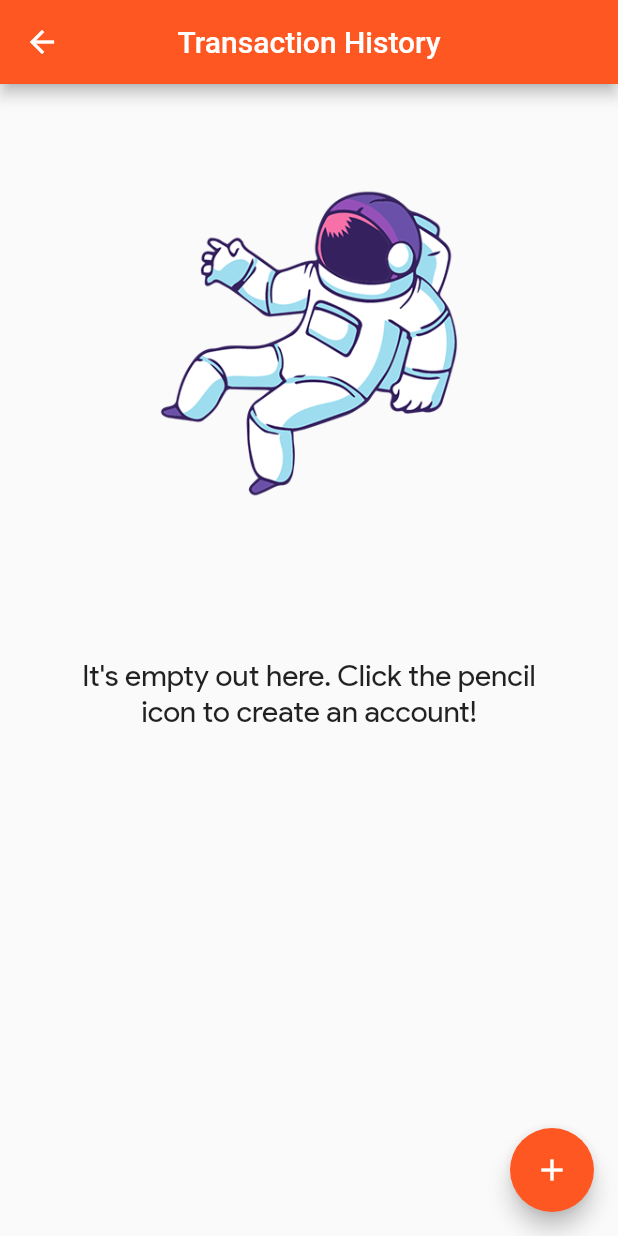
After one commit to dewanshrawat15/Tabs, a Flutter app: the TransactionScreen screen opened directly, on a phone screen of 412 x 824 dp. The commit adds this screen. Run offline on Flutter 3.47's test engine with Material 2 defaults, Android fonts, the phone set to English and light mode, and no system bars; our stand-ins replace share, sqflite; accounts and stored records are empty.

Commit message:
Added transaction screen

```diff
--- /dev/null
+++ b/lib/components/record.dart
@@ -0,0 +1,18 @@
+class Record{
+  String payer;
+  String payee;
+  int amount;
+  DateTime time;
+
+  Record({this.payer, this.payee, this.amount, this.time});
+
+  Map <String, dynamic> toMap(){
+    return {
+      'payer': payer,
+      'payee': payee,
+      'amount': amount,
+      'time': time
+    };
+  }
+
+}
--- /dev/null
+++ b/lib/screens/records.dart
@@ -0,0 +1,126 @@
+import 'package:flutter/material.dart';
+import 'package:path/path.dart';
+import 'package:sqflite/sqflite.dart';
+import '../components/record.dart';
+
+class TransactionScreen extends StatefulWidget{
+  @override
+  TransactionScreenState createState() => TransactionScreenState();
+}
+
+class TransactionScreenState extends State<TransactionScreen>{
+
+  connectDatabase() async{
+    Future<Database> database = openDatabase(
+      join(await getDatabasesPath(), 'records.db'),
+      onCreate: (db, version){
+        return db.execute(
+          "CREATE TABLE recordHistory(payer TEXT, payee TEXT, amount INT, time DATETIME)",
+        );
+      },
+      version: 1
+    );
+    return database;
+  }
+
+  Future<List<Record>> getRecords() async{
+    final Database db = await connectDatabase();
+    final List<Map<String, dynamic>> maps = await db.query('recordHistory');
+    return List.generate(maps.length, (i){
+      return Record(
+        payer: maps[i]['payer'],
+        payee: maps[i]['payee'],
+        amount: maps[i]['amount'],
+        time: maps[i]['time'],
+      );
+    });
+  }
+
+  @override
+  Widget build(BuildContext context){
+    return Scaffold(
+      appBar: AppBar(
+        title: Text(
+          "Transaction History"
+        ),
+        centerTitle: true,
+      ),
+      body: FutureBuilder(
+        future: getRecords(),
+        builder: (BuildContext context, AsyncSnapshot snapshot){
+          if(snapshot.hasData){
+            if(snapshot.data.length == 0){
+              return SingleChildScrollView(
+                child: Center(
+                  child: Column(
+                    children: <Widget>[
+                      Padding(
+                        padding: EdgeInsets.only(top: 48),
+                      ),
+                      Image.asset(
+                        "assets/images/vectorAstronaut.png",
+                        height: 250,
+                        width: 250,
+                      ),
+                      Padding(
+                        padding: EdgeInsets.only(top: 48),
+                      ),
+                      Padding(
+                        padding: EdgeInsets.all(36),
+                        child: Text(
+                          "It's empty out here. Click the pencil icon to create an account!",
+                          style: TextStyle(fontSize: 20, fontFamily: "Product Sans"),
+                          textAlign: TextAlign.center,
+                        ),
+                      ),
+                      Padding(
+                        padding: EdgeInsets.only(top: 48),
+                      )
+                    ],
+                  ),
+                ),
+              );
+            }
+            else{
+              if(snapshot.hasData){
+                if(snapshot.data.length != 0){
+                  return ListView.builder(
+                    itemCount: snapshot.data.length,
+                    itemBuilder: (BuildContext context, int index){
+                      return InkWell(
+                        onTap: (){
+
+                        },
+                        child: ListTile(
+                          leading: CircleAvatar(
+                            radius: 24,
+                            backgroundColor: Colors.red,
+                            child: (snapshot.data[index].payer) != null ? Text(
+                              (snapshot.data[index].payer[0]).toUpperCase(),
+                              style: TextStyle(fontFamily: "Product Sans", fontSize: 20, color: Colors.white),
+                            ) : Icon(Icons.credit_card, color: Colors.white,),
+                          ),
+                          title: (snapshot.data[index].payee) != null ? Text((snapshot.data[index].payee)) : null,
+                          subtitle: (snapshot.data[index].amount) != null ? Text((snapshot.data[index].amount).toString()) : null,
+                        ),
+                      );
+                    },
+                  );
+                }
+              }
+            }
+          }
+          else{
+            return Center(child: CircularProgressIndicator(),);
+          }
+        },
+      ),
+      floatingActionButton: FloatingActionButton(
+        onPressed: (){
+
+        },
+        child: Icon(Icons.add),
+      ),
+    );
+  }
+}
```
Also changed, not shown: lib/components/drawer.dart (+17 -0 lines).
